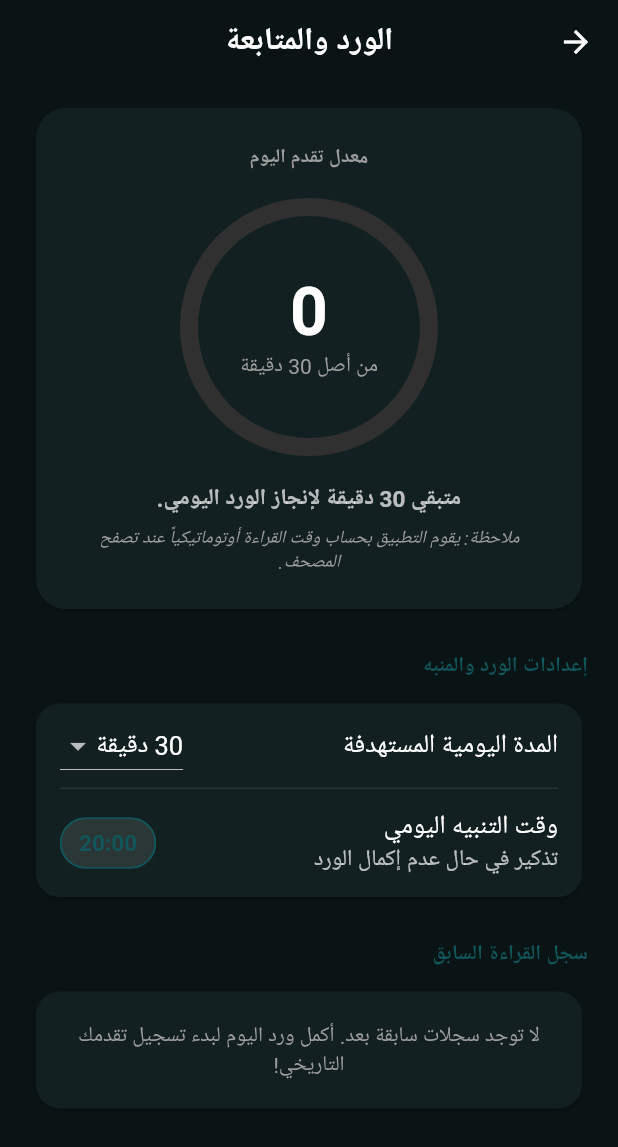
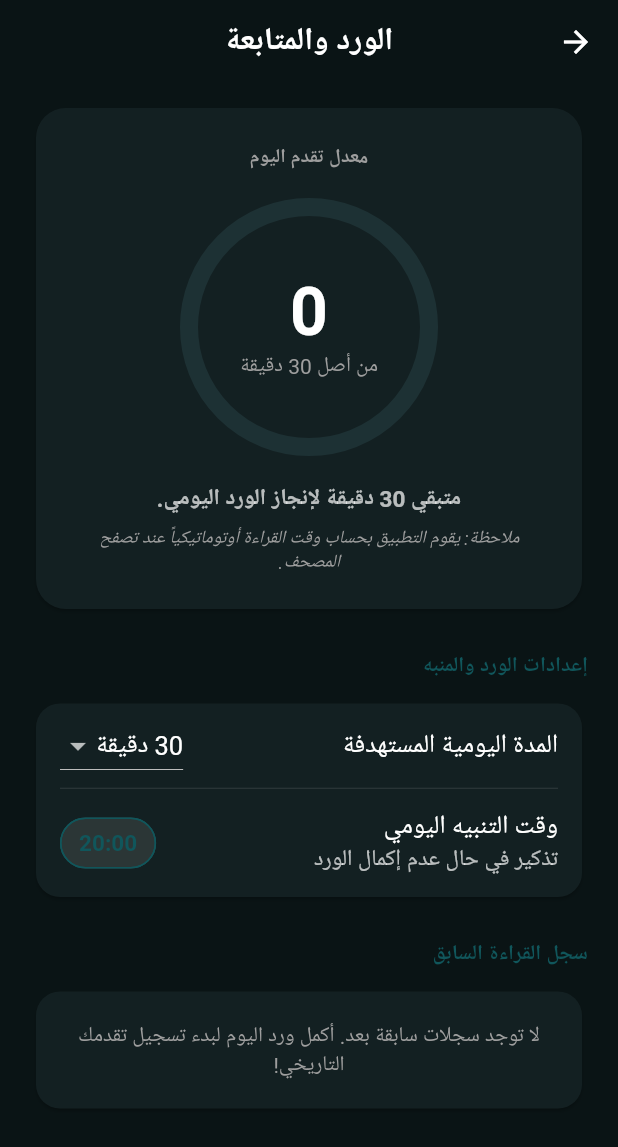
Before and after one commit to MohameHassan139/tarteel_el_quran, a Flutter app: the screen it shows after launch, after a tap on "الورد والمتابعة", on a phone screen of 412 x 824 dp. Shown: the top 1147 px of the screen. Run offline on Flutter 3.47's test engine with Material 3 defaults, Android fonts, the phone set to English and light mode, and no system bars; our stand-ins replace flutter_local_notifications, get, hive_flutter, just_audio, timezone; missing offline and left inert: quran_library; accounts and stored records are empty.

Commit message:
handle light mode

```diff
--- a/lib/core/app_colors.dart
+++ b/lib/core/app_colors.dart
@@ -7,9 +7,9 @@ class AppColors {
   static const Color accentLight = Color(0xFFF5E6CA);   // Lighter Gold for subtle highlights
 
   // Light Mode Theme Colors
-  static const Color bgLight = Color(0xFFF5FAF9);       // Pale teal-tinted off-white
-  static const Color cardLight = Color(0xFFEBF3F2);     // Soft teal card background
-  static const Color secondaryLight = Color(0xFFDDF0ED); // Secondary helper color in light mode
+  static const Color bgLight = Color(0xFFFAFAFA);       // Clean off-white
+  static const Color cardLight = Color(0xFFFFFFFF);     // Pure white card background
+  static const Color secondaryLight = Color(0xFFF0F5F4); // Very light grey-teal helper color
 
   // Dark Mode Theme Colors
   static const Color bgDark = Color(0xFF0A1415);        // Deep dark slate-teal background
--- a/lib/features/audio_hub/audio_hub_screen.dart
+++ b/lib/features/audio_hub/audio_hub_screen.dart
@@ -13,7 +13,7 @@ class AudioHubScreen extends GetView<AudioHubController> {
   Widget build(BuildContext context) {
     final storage = Get.find<StorageService>();
     final downloadService = Get.find<DownloadService>();
-    final isDark = storage.isDarkMode();
+    final isDark = Theme.of(context).brightness == Brightness.dark;
 
     return Scaffold(
       appBar: AppBar(
@@ -148,7 +148,7 @@ class AudioHubScreen extends GetView<AudioHubController> {
                     hintText: 'ابحث عن السورة للاستماع إليها...',
                     prefixIcon: const Icon(Icons.search, color: AppColors.primary),
                     filled: true,
-                    fillColor: isDark ? AppColors.secondaryDark : Colors.grey[200],
+                    fillColor: isDark ? AppColors.secondaryDark : AppColors.secondaryLight,
                     contentPadding: const EdgeInsets.symmetric(vertical: 0, horizontal: 16),
                     border: OutlineInputBorder(
                       borderRadius: BorderRadius.circular(30),
@@ -195,7 +195,7 @@ class AudioHubScreen extends GetView<AudioHubController> {
                     padding: const EdgeInsets.fromLTRB(0, 8, 0, 110), // Room for bottom player
                     separatorBuilder: (context, index) => Divider(
                       height: 1,
-                      color: isDark ? Colors.grey[900] : Colors.grey[300],
+                      color: isDark ? AppColors.secondaryDark : AppColors.secondaryLight,
                     ),
                     itemBuilder: (context, index) {
                       final chapter = controller.filteredChapters[index];
--- a/lib/features/home/home_screen.dart
+++ b/lib/features/home/home_screen.dart
@@ -16,7 +16,7 @@ class HomeScreen extends GetView<HomeController> {
     required Color color,
     required String routeName,
   }) {
-    final isDark = controller.isDarkMode();
+    final isDark = Theme.of(context).brightness == Brightness.dark;
 
     return Card(
       elevation: 4,
@@ -126,7 +126,7 @@ class HomeScreen extends GetView<HomeController> {
                     final goal = controller.wardGoal.value;
                     final completedMinutes = (goal.activeSecondsToday / 60).floor();
                     final progress = goal.targetMinutes > 0 ? (completedMinutes / goal.targetMinutes) : 0.0;
-                    final isDark = controller.isDarkMode();
+                    final isDark = Theme.of(context).brightness == Brightness.dark;
 
                     return Card(
                       color: isDark ? AppColors.cardDark : AppColors.cardLight,
@@ -163,7 +163,7 @@ class HomeScreen extends GetView<HomeController> {
                               child: LinearProgressIndicator(
                                 value: progress.clamp(0.0, 1.0),
                                 minHeight: 8,
-                                backgroundColor: isDark ? Colors.grey[850] : Colors.grey[300],
+                                backgroundColor: isDark ? AppColors.secondaryDark : AppColors.secondaryLight,
                                 valueColor: const AlwaysStoppedAnimation<Color>(AppColors.primary),
                               ),
                             ),
--- a/lib/features/mushaf/mushaf_screen.dart
+++ b/lib/features/mushaf/mushaf_screen.dart
@@ -13,7 +13,7 @@ class MushafScreen extends GetView<MushafController> {
   Widget build(BuildContext context) {
     final storage = Get.find<StorageService>();
     final downloadService = Get.find<DownloadService>();
-    final isDark = storage.isDarkMode();
+    final isDark = Theme.of(context).brightness == Brightness.dark;
 
     return Scaffold(
       appBar: AppBar(
@@ -35,7 +35,7 @@ class MushafScreen extends GetView<MushafController> {
                 hintText: 'ابحث عن السورة...',
                 prefixIcon: const Icon(Icons.search, color: AppColors.primary),
                 filled: true,
-                fillColor: isDark ? AppColors.secondaryDark : Colors.grey[200],
+                fillColor: isDark ? AppColors.secondaryDark : AppColors.secondaryLight,
                 contentPadding: const EdgeInsets.symmetric(vertical: 0, horizontal: 16),
                 border: OutlineInputBorder(
                   borderRadius: BorderRadius.circular(30),
@@ -90,7 +90,7 @@ class MushafScreen extends GetView<MushafController> {
                 itemCount: controller.filteredChapters.length,
                 separatorBuilder: (context, index) => Divider(
                   height: 1,
-                  color: isDark ? Colors.grey[900] : Colors.grey[300],
+                  color: isDark ? AppColors.secondaryDark : AppColors.secondaryLight,
                 ),
                 itemBuilder: (context, index) {
                   final chapter = controller.filteredChapters[index];
--- a/lib/features/shared/widgets/bottom_player.dart
+++ b/lib/features/shared/widgets/bottom_player.dart
@@ -134,7 +134,7 @@ class BottomPlayer extends StatelessWidget {
                 width: 40,
                 height: 4,
                 decoration: BoxDecoration(
-                  color: Get.isDarkMode ? Colors.grey[800] : Colors.grey[300],
+                  color: Get.isDarkMode ? AppColors.secondaryDark : AppColors.secondaryLight,
                   borderRadius: BorderRadius.circular(2),
                 ),
               ),
@@ -198,7 +198,7 @@ class BottomPlayer extends StatelessWidget {
                     SliderTheme(
                       data: SliderTheme.of(context).copyWith(
                         activeTrackColor: AppColors.primary,
-                        inactiveTrackColor: Get.isDarkMode ? Colors.grey[800] : Colors.grey[300],
+                        inactiveTrackColor: Get.isDarkMode ? AppColors.secondaryDark : AppColors.secondaryLight,
                         thumbColor: AppColors.primary,
                         trackHeight: 4.0,
                         thumbShape: const RoundSliderThumbShape(enabledThumbRadius: 8.0),
--- a/lib/features/ward/ward_screen.dart
+++ b/lib/features/ward/ward_screen.dart
@@ -46,7 +46,7 @@ class WardScreen extends GetView<WardController> {
 
   @override
   Widget build(BuildContext context) {
-    final isDark = controller.isDarkMode();
+    final isDark = Theme.of(context).brightness == Brightness.dark;
 
     return Scaffold(
       appBar: AppBar(
@@ -97,7 +97,7 @@ class WardScreen extends GetView<WardController> {
                             child: CircularProgressIndicator(
                               value: progress.clamp(0.0, 1.0),
                               strokeWidth: 12,
-                              backgroundColor: isDark ? Colors.grey[850] : Colors.grey[300],
+                              backgroundColor: isDark ? AppColors.secondaryDark : AppColors.secondaryLight,
                               valueColor: const AlwaysStoppedAnimation<Color>(AppColors.primary),
                             ),
                           ),
```
Also changed, not shown: lib/features/hifz/hifz_screen.dart (+8 -9 lines), lib/features/mushaf/mushaf_view_screen.dart (+3 -4 lines).
